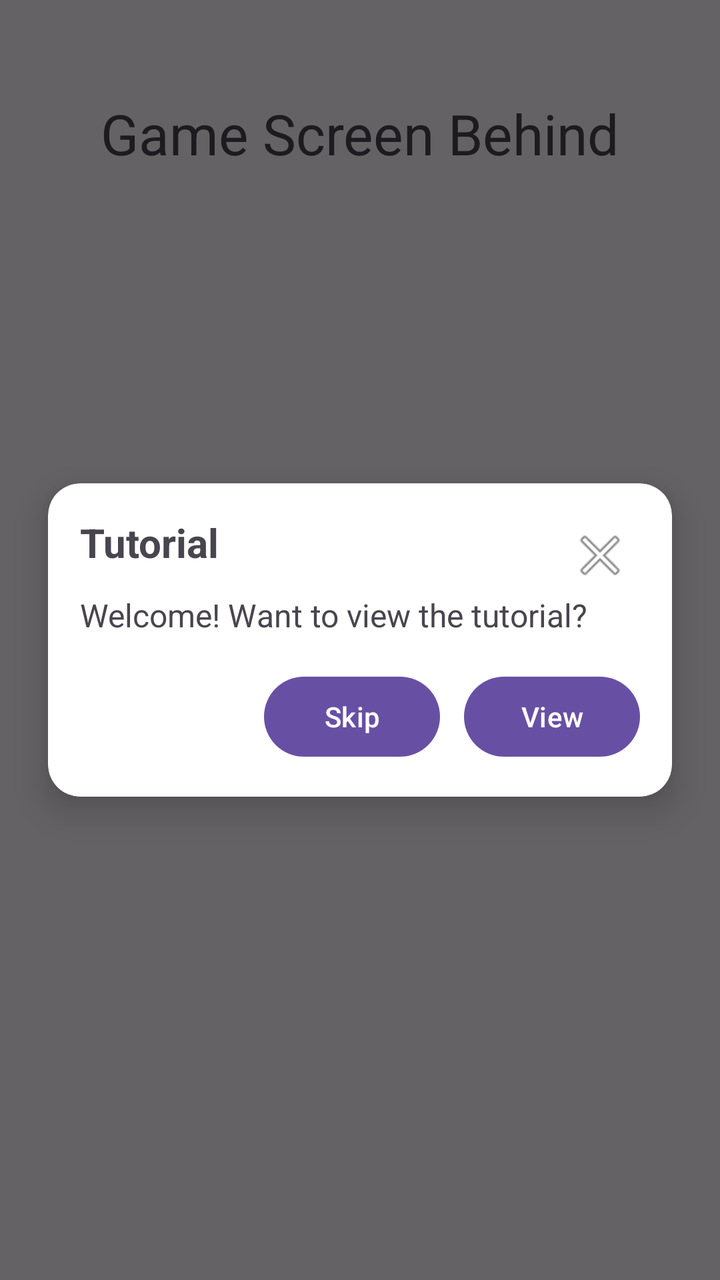
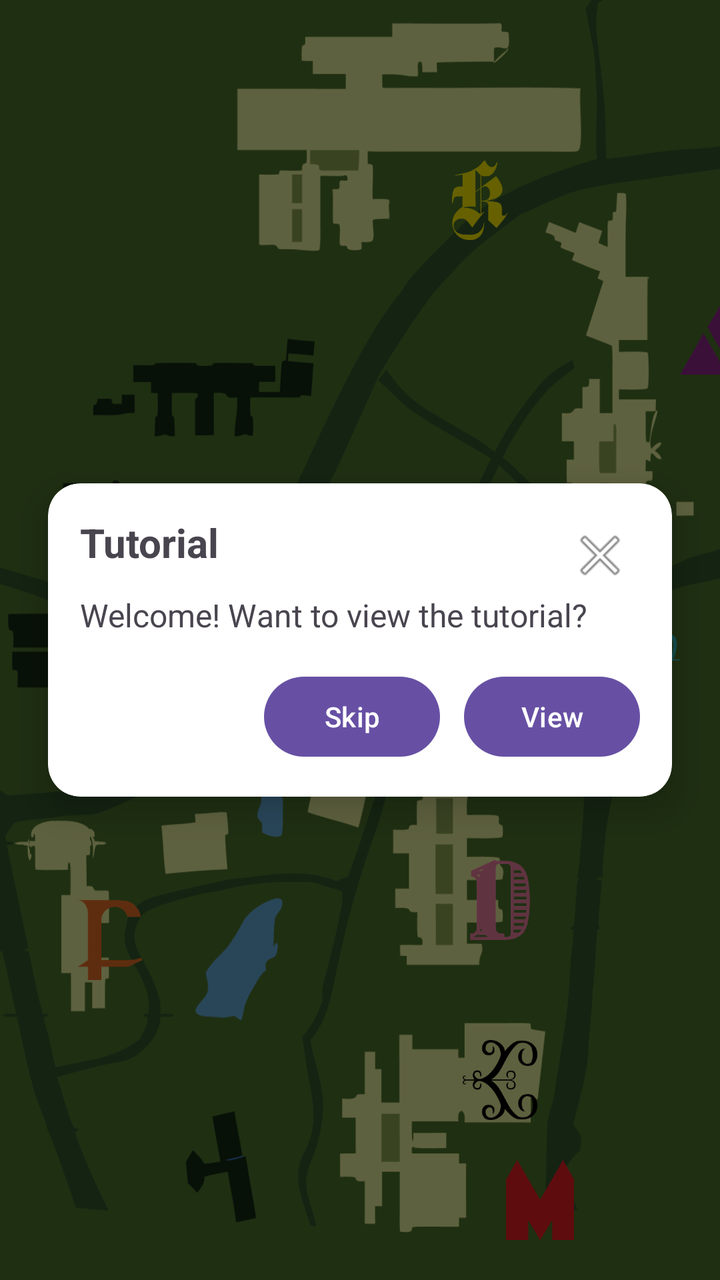

Two renders of the same Android screen: before a commit and after it. Below are the layout's source before the change and the commit's diff.
<!-- AndroidManifest.xml: application theme Theme.MAMN01Project -->
<!-- res/layout/activity_search.xml -->
<androidx.constraintlayout.widget.ConstraintLayout
    xmlns:android="http://schemas.android.com/apk/res/android"
    xmlns:app="http://schemas.android.com/apk/res-auto"
    android:id="@+id/main"
    android:layout_width="match_parent"
    android:layout_height="match_parent">

    <TextView
        android:id="@+id/gameTitle"
        android:layout_width="wrap_content"
        android:layout_height="wrap_content"
        android:text="Game Screen Behind"
        android:textSize="28sp"
        app:layout_constraintTop_toTopOf="parent"
        app:layout_constraintStart_toStartOf="parent"
        app:layout_constraintEnd_toEndOf="parent"
        android:layout_marginTop="48dp" />

    <FrameLayout
        android:id="@+id/tutorialOverlay"
        android:layout_width="0dp"
        android:layout_height="0dp"
        android:visibility="visible"
        android:clickable="true"
        android:focusable="true"
        app:layout_constraintTop_toTopOf="parent"
        app:layout_constraintBottom_toBottomOf="parent"
        app:layout_constraintStart_toStartOf="parent"
        app:layout_constraintEnd_toEndOf="parent">

        <View
            android:id="@+id/tutorialDim"
            android:layout_width="match_parent"
            android:layout_height="match_parent"
            android:background="#99000000" />

        <androidx.cardview.widget.CardView
            android:id="@+id/tutorialCard"
            android:layout_width="match_parent"
            android:layout_height="wrap_content"
            android:layout_gravity="center"
            android:layout_margin="24dp"
            app:cardCornerRadius="16dp"
            app:cardElevation="10dp">

            <androidx.constraintlayout.widget.ConstraintLayout
                android:layout_width="match_parent"
                android:layout_height="wrap_content"
                android:padding="16dp">

                <ImageButton
                    android:id="@+id/btnClose"
                    android:layout_width="40dp"
                    android:layout_height="40dp"
                    android:background="@android:color/transparent"
                    android:contentDescription="Close tutorial"
                    android:src="@android:drawable/ic_menu_close_clear_cancel"
                    app:layout_constraintTop_toTopOf="parent"
                    app:layout_constraintEnd_toEndOf="parent"/>

                <TextView
                    android:id="@+id/tutorialTitle"
                    android:layout_width="0dp"
                    android:layout_height="wrap_content"
                    android:text="Tutorial"
                    android:textSize="20sp"
                    android:textStyle="bold"
                    app:layout_constraintTop_toTopOf="parent"
                    app:layout_constraintStart_toStartOf="parent"
                    app:layout_constraintEnd_toStartOf="@id/btnClose"
                    android:layout_marginEnd="8dp"/>

                <TextView
                    android:id="@+id/tutorialBody"
                    android:layout_width="0dp"
                    android:layout_height="wrap_content"
                    android:text="Welcome! Want to view the tutorial?"
                    android:textSize="16sp"
                    app:layout_constraintTop_toBottomOf="@id/tutorialTitle"
                    app:layout_constraintStart_toStartOf="parent"
                    app:layout_constraintEnd_toEndOf="parent"
                    android:layout_marginTop="12dp"/>

                <LinearLayout
                    android:id="@+id/rowSkipView"
                    android:layout_width="0dp"
                    android:layout_height="wrap_content"
                    android:orientation="horizontal"
                    android:gravity="end"
                    app:layout_constraintTop_toBottomOf="@id/tutorialBody"
                    app:layout_constraintStart_toStartOf="parent"
                    app:layout_constraintEnd_toEndOf="parent"
                    android:layout_marginTop="16dp">

                    <Button
                        android:id="@+id/btnSkip"
                        android:layout_width="wrap_content"
                        android:layout_height="wrap_content"
                        android:text="Skip"/>

                    <Button
                        android:id="@+id/btnView"
                        android:layout_width="wrap_content"
                        android:layout_height="wrap_content"
                        android:text="View"
                        android:layout_marginStart="12dp"/>
                </LinearLayout>

                <LinearLayout
                    android:id="@+id/rowBackNext"
                    android:layout_width="0dp"
                    android:layout_height="wrap_content"
                    android:orientation="horizontal"
                    android:visibility="gone"
                    app:layout_constraintTop_toBottomOf="@id/tutorialBody"
                    app:layout_constraintStart_toStartOf="parent"
                    app:layout_constraintEnd_toEndOf="parent"
                    android:layout_marginTop="16dp">

                    <Button
                        android:id="@+id/btnBack"
                        android:layout_width="wrap_content"
                        android:layout_height="wrap_content"
                        android:text="Back"/>

                    <Button
                        android:id="@+id/btnNext"
                        android:layout_width="wrap_content"
                        android:layout_height="wrap_content"
                        android:layout_marginStart="157dp"
                        android:text="Next"/>
                </LinearLayout>

            </androidx.constraintlayout.widget.ConstraintLayout>
        </androidx.cardview.widget.CardView>

    </FrameLayout>

</androidx.constraintlayout.widget.ConstraintLayout>
<!-- resources referenced by this layout -->
<resources>
  <style name="Theme.MAMN01Project" parent="Base.Theme.MAMN01Project" />
  <style name="Base.Theme.MAMN01Project" parent="Theme.Material3.DayNight.NoActionBar">
          
          
      </style>
</resources>

<!-- the commit's change to res/layout/activity_search.xml (unified diff, before → after) -->
@@ -1,32 +1,101 @@
-<androidx.constraintlayout.widget.ConstraintLayout
+<?xml version="1.0" encoding="utf-8"?>
+<FrameLayout
     xmlns:android="http://schemas.android.com/apk/res/android"
-    xmlns:app="http://schemas.android.com/apk/res-auto"
     android:id="@+id/main"
     android:layout_width="match_parent"
     android:layout_height="match_parent">
 
-    <TextView
-        android:id="@+id/gameTitle"
-        android:layout_width="wrap_content"
-        android:layout_height="wrap_content"
-        android:text="Game Screen Behind"
-        android:textSize="28sp"
-        app:layout_constraintTop_toTopOf="parent"
-        app:layout_constraintStart_toStartOf="parent"
-        app:layout_constraintEnd_toEndOf="parent"
-        android:layout_marginTop="48dp" />
+    
+    <ImageView
+        android:id="@+id/mapImage"
+        android:layout_width="match_parent"
+        android:layout_height="match_parent"
+        android:src="@drawable/map"
+        android:scaleType="fitXY"/>
 
+    
+    <ImageView
+        android:id="@+id/letterF"
+        android:layout_width="40dp"
+        android:layout_height="40dp"
+        android:layout_marginStart="35dp"
+        android:layout_marginTop="450dp"
+        android:src="@drawable/f"/>
+
+    <ImageView
+        android:id="@+id/letterK"
+        android:layout_width="40dp"
+        android:layout_height="40dp"
+        android:layout_marginStart="220dp"
+        android:layout_marginTop="80dp"
+        android:src="@drawable/k"/>
+
+    <ImageView
+        android:id="@+id/letterM"
+        android:layout_width="40dp"
+        android:layout_height="40dp"
+        android:layout_marginStart="250dp"
+        android:layout_marginTop="580dp"
+        android:src="@drawable/m"/>
+
+    <ImageView
+        android:id="@+id/letterA"
+        android:layout_width="40dp"
+        android:layout_height="40dp"
+        android:layout_marginStart="340dp"
+        android:layout_marginTop="150dp"
+        android:src="@drawable/a"/>
+
+    <ImageView
+        android:id="@+id/letterI"
+        android:layout_width="40dp"
+        android:layout_height="40dp"
+        android:layout_marginStart="220dp"
+        android:layout_marginTop="670dp"
+        android:src="@drawable/i"/>
+
+    <ImageView
+        android:id="@+id/letterD"
+        android:layout_width="40dp"
+        android:layout_height="40dp"
+        android:layout_marginStart="230dp"
+        android:layout_marginTop="430dp"
+        android:src="@drawable/d"/>
+
+    <ImageView
+        android:id="@+id/letterE"
+        android:layout_width="40dp"
+        android:layout_height="40dp"
+        android:layout_marginStart="230dp"
+        android:layout_marginTop="520dp"
+        android:src="@drawable/e"/>
+
+    <ImageView
+        android:id="@+id/letterV"
+        android:layout_width="40dp"
+        android:layout_height="40dp"
+        android:layout_marginStart="250dp"
+        android:layout_marginTop="360dp"
+        android:src="@drawable/v"/>
+
+    <ImageView
+        android:id="@+id/letterW"
+        android:layout_width="40dp"
+        android:layout_height="40dp"
+        android:layout_marginStart="300dp"
+        android:layout_marginTop="310dp"
+        android:src="@drawable/w"/>
+
+
+
+    
     <FrameLayout
         android:id="@+id/tutorialOverlay"
-        android:layout_width="0dp"
-        android:layout_height="0dp"
+        android:layout_width="match_parent"
+        android:layout_height="match_parent"
         android:visibility="visible"
         android:clickable="true"
-        android:focusable="true"
-        app:layout_constraintTop_toTopOf="parent"
-        app:layout_constraintBottom_toBottomOf="parent"
-        app:layout_constraintStart_toStartOf="parent"
-        app:layout_constraintEnd_toEndOf="parent">
+        android:focusable="true">
 
         <View
             android:id="@+id/tutorialDim"
@@ -41,7 +110,8 @@
             android:layout_gravity="center"
             android:layout_margin="24dp"
             app:cardCornerRadius="16dp"
-            app:cardElevation="10dp">
+            app:cardElevation="10dp"
+            xmlns:app="http://schemas.android.com/apk/res-auto">
 
             <androidx.constraintlayout.widget.ConstraintLayout
                 android:layout_width="match_parent"
@@ -53,7 +123,6 @@
                     android:layout_width="40dp"
                     android:layout_height="40dp"
                     android:background="@android:color/transparent"
-                    android:contentDescription="Close tutorial"
                     android:src="@android:drawable/ic_menu_close_clear_cancel"
                     app:layout_constraintTop_toTopOf="parent"
                     app:layout_constraintEnd_toEndOf="parent"/>
@@ -67,8 +136,7 @@
                     android:textStyle="bold"
                     app:layout_constraintTop_toTopOf="parent"
                     app:layout_constraintStart_toStartOf="parent"
-                    app:layout_constraintEnd_toStartOf="@id/btnClose"
-                    android:layout_marginEnd="8dp"/>
+                    app:layout_constraintEnd_toStartOf="@id/btnClose"/>
 
                 <TextView
                     android:id="@+id/tutorialBody"
@@ -106,34 +174,9 @@
                         android:layout_marginStart="12dp"/>
                 </LinearLayout>
 
-                <LinearLayout
-                    android:id="@+id/rowBackNext"
-                    android:layout_width="0dp"
-                    android:layout_height="wrap_content"
-                    android:orientation="horizontal"
-                    android:visibility="gone"
-                    app:layout_constraintTop_toBottomOf="@id/tutorialBody"
-                    app:layout_constraintStart_toStartOf="parent"
-                    app:layout_constraintEnd_toEndOf="parent"
-                    android:layout_marginTop="16dp">
-
-                    <Button
-                        android:id="@+id/btnBack"
-                        android:layout_width="wrap_content"
-                        android:layout_height="wrap_content"
-                        android:text="Back"/>
-
-                    <Button
-                        android:id="@+id/btnNext"
-                        android:layout_width="wrap_content"
-                        android:layout_height="wrap_content"
-                        android:layout_marginStart="157dp"
-                        android:text="Next"/>
-                </LinearLayout>
-
             </androidx.constraintlayout.widget.ConstraintLayout>
         </androidx.cardview.widget.CardView>
 
     </FrameLayout>
 
-</androidx.constraintlayout.widget.ConstraintLayout>
+</FrameLayout>
<!-- resource entries referenced after the edit -->
@@ -1,5 +1,15 @@
 <!-- resources referenced by this layout -->
 <resources>
+  <!-- drawable a: png bitmap (drawable, 11431 bytes) -->
+  <!-- drawable d: png bitmap (drawable, 10314 bytes) -->
+  <!-- drawable e: png bitmap (drawable, 9006 bytes) -->
+  <!-- drawable f: png bitmap (drawable, 5257 bytes) -->
+  <!-- drawable i: png bitmap (drawable, 9788 bytes) -->
+  <!-- drawable k: png bitmap (drawable, 13205 bytes) -->
+  <!-- drawable m: png bitmap (drawable, 6979 bytes) -->
+  <!-- drawable map: png bitmap (drawable, 90886 bytes) -->
+  <!-- drawable v: png bitmap (drawable, 25439 bytes) -->
+  <!-- drawable w: png bitmap (drawable, 26296 bytes) -->
   <style name="Theme.MAMN01Project" parent="Base.Theme.MAMN01Project" />
   <style name="Base.Theme.MAMN01Project" parent="Theme.Material3.DayNight.NoActionBar">
           
